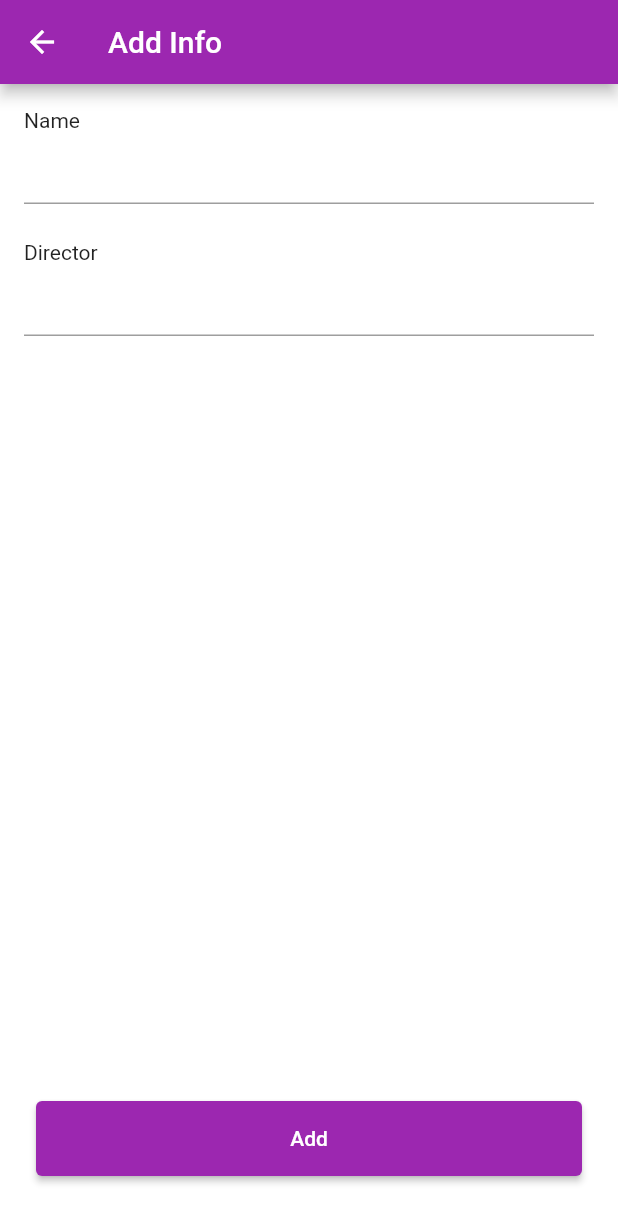
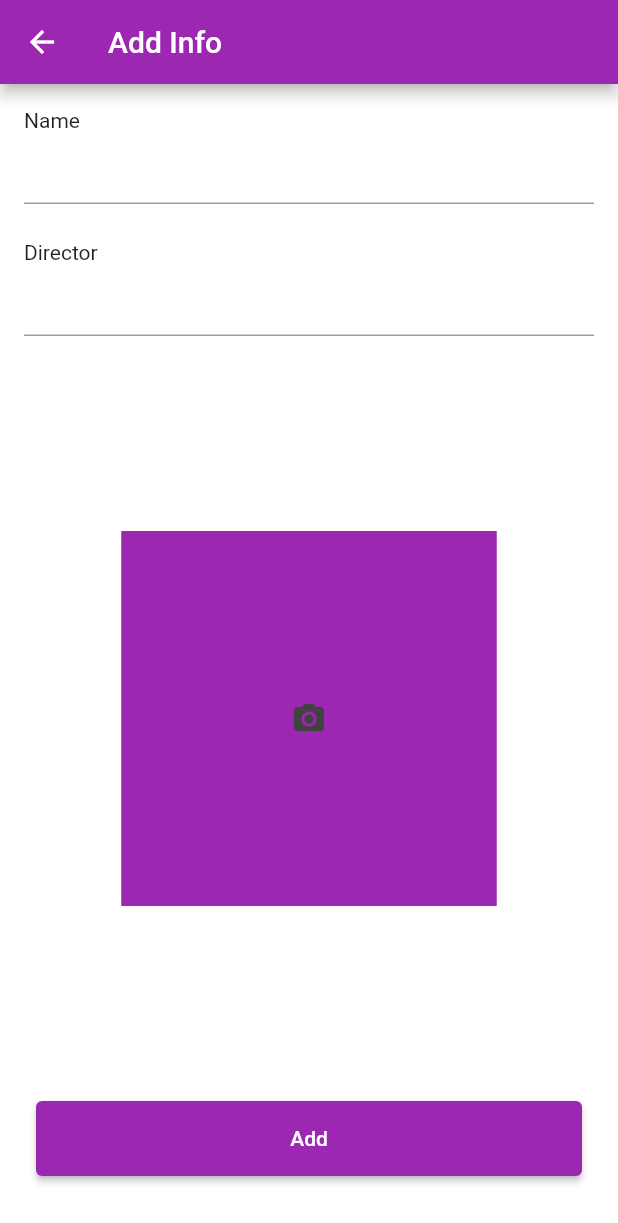
Before and after one commit to xvepkj/movie-lister, a Flutter app: the AddScreen screen opened directly, on a phone screen of 412 x 824 dp. Shown: the top 1223 px of the screen. Run offline on Flutter 3.47's test engine with Material 2 defaults, Android fonts, the light colour scheme and no system bars; our stand-ins replace hive, hive_flutter, image_picker; accounts and stored records are empty.

Commit message:
Added movie poster

```diff
--- a/lib/models/movie.dart
+++ b/lib/models/movie.dart
@@ -9,8 +9,12 @@ class Movie {
   @HiveField(1)
   final String director;
 
+  @HiveField(2)
+  final String image;
+
   Movie({
     required this.name,
     required this.director,
+    required this.image
   });
 }
--- a/lib/screens/info_screen.dart
+++ b/lib/screens/info_screen.dart
@@ -1,3 +1,5 @@
+import 'dart:io';
+
 import 'package:flutter/material.dart';
 import 'package:hive/hive.dart';
 import 'package:movie_lister/screens/update_screen.dart';
@@ -64,6 +66,10 @@ class _InfoScreenState extends State<InfoScreen> {
                     ),
                   ),
                   child: ListTile(
+                    leading: ClipRRect(
+                      borderRadius: BorderRadius.all(Radius.circular(4.0)),
+                      child: Image.file(File(movieData.image))
+                    ),
                     title: Text(movieData.name),
                     subtitle: Text(movieData.director),
                     trailing: IconButton(
--- a/lib/utils/add_movie_form.dart
+++ b/lib/utils/add_movie_form.dart
@@ -1,5 +1,7 @@
+import 'dart:io';
 import 'package:flutter/material.dart';
 import 'package:hive/hive.dart';
+import 'package:image_picker/image_picker.dart';
 import 'package:movie_lister/models/movie.dart';
 
 class AddMovieForm extends StatefulWidget {
@@ -13,7 +15,9 @@ class _AddMovieFormState extends State<AddMovieForm> {
   final _nameController = TextEditingController();
   final _directorController = TextEditingController();
   final _movieFormKey = GlobalKey<FormState>();
-
+  var _image;
+  var imagePicker;
+  late XFile image;
   late final Box box;
 
   String? _fieldValidator(String? value) {
@@ -28,6 +32,7 @@ class _AddMovieFormState extends State<AddMovieForm> {
     Movie newMovie = Movie(
       name: _nameController.text,
       director: _directorController.text,
+      image: image.path
     );
 
     box.add(newMovie);
@@ -39,6 +44,7 @@ class _AddMovieFormState extends State<AddMovieForm> {
     super.initState();
     // Get reference to an already opened box
     box = Hive.box('movieBox');
+    imagePicker = new ImagePicker();
   }
 
   @override
@@ -60,6 +66,41 @@ class _AddMovieFormState extends State<AddMovieForm> {
             validator: _fieldValidator,
           ),
           Spacer(),
+          Center(
+            child: GestureDetector(
+              onTap: () async {
+                image = await imagePicker.pickImage(
+                    source: ImageSource.gallery, imageQuality: 50);
+                setState(() {
+                  _image = File(image.path);
+                });
+              },
+              child: Container(
+                width: 250,
+                height: 250,
+                decoration: BoxDecoration(
+                    color: Theme.of(context).primaryColor),
+                child: _image != null
+                    ? Image.file(
+                  _image,
+                  width: 250.0,
+                  height: 250.0,
+                  fit: BoxFit.fitHeight,
+                )
+                    : Container(
+                  decoration: BoxDecoration(
+                      color: Theme.of(context).primaryColor),
+                  width: 250,
+                  height: 250,
+                  child: Icon(
+                    Icons.camera_alt,
+                    color: Colors.grey[800],
+                  ),
+                ),
+              ),
+            ),
+          ),
+          Spacer(),
           Padding(
             padding: const EdgeInsets.fromLTRB(8.0, 0.0, 8.0, 24.0),
             child: Container(
@@ -67,7 +108,7 @@ class _AddMovieFormState extends State<AddMovieForm> {
               height: 50,
               child: ElevatedButton(
                 onPressed: () {
-                  if (_movieFormKey.currentState!.validate()) {
+                  if (_movieFormKey.currentState!.validate() && _image!=null) {
                     _addInfo();
                     Navigator.of(context).pop();
                   }
--- a/pubspec.yaml
+++ b/pubspec.yaml
@@ -25,7 +25,7 @@ dependencies:
     sdk: flutter
   hive: ^2.0.4
   hive_flutter: ^1.1.0
-
+  image_picker: ^0.8.2
   # The following adds the Cupertino Icons font to your application.
   # Use with the CupertinoIcons class for iOS style icons.
   cupertino_icons: ^1.0.2
```
Also changed, not shown: lib/utils/update_movie_form.dart (+46 -1 lines), lib/models/movie.g.dart, pubspec.lock.
